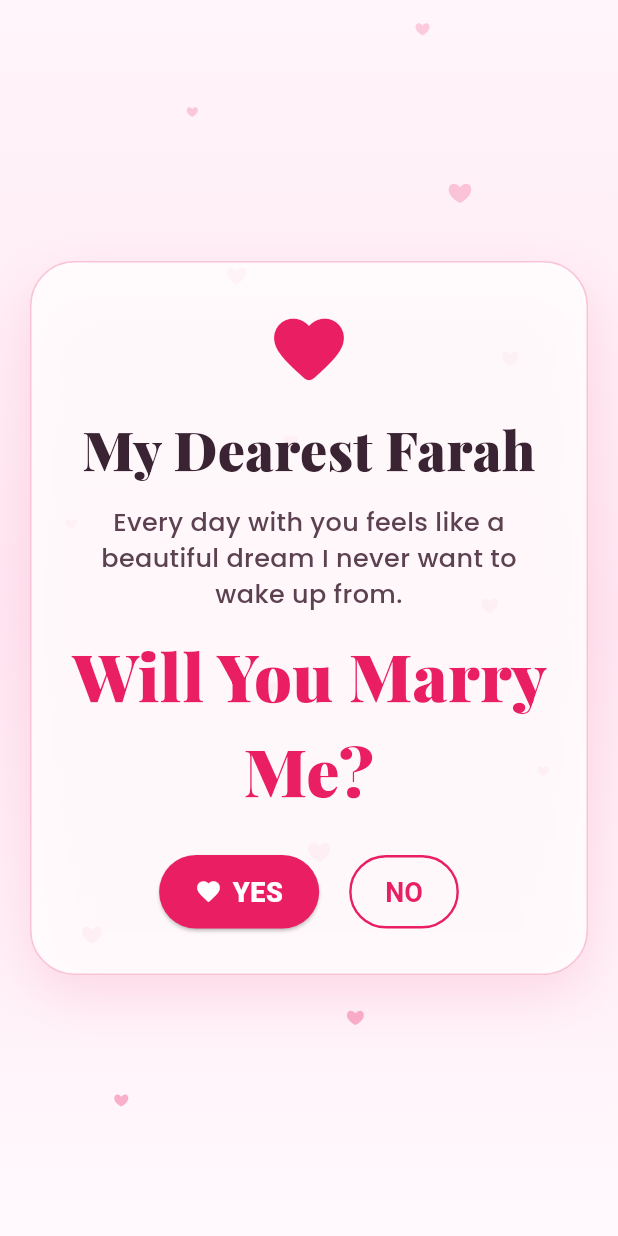
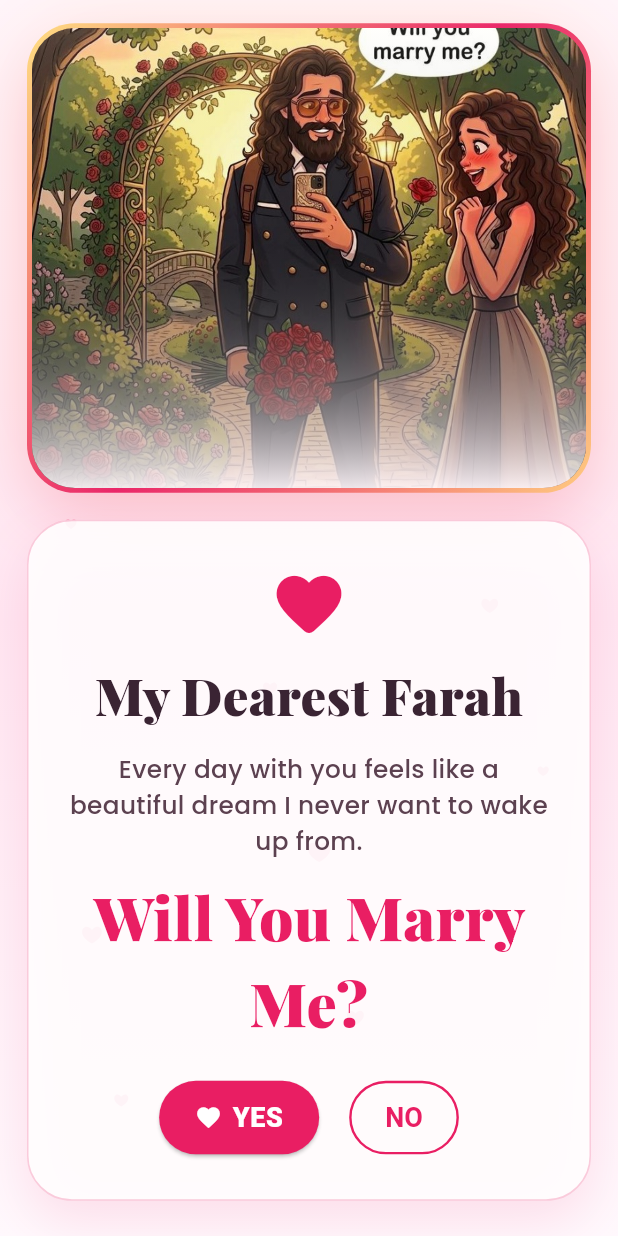
Before and after one commit to mohamedkhedrforblackpyramid/farah, a Flutter app: the screen it shows after launch, on a phone screen of 412 x 824 dp. Run offline on Flutter 3.47's test engine with Material 3 defaults, Android fonts, the phone set to English and light mode, and no system bars; our stand-ins replace google_fonts.

Commit message:
feat(web): hero proposal image, fix wide layout for GitHub Pages
- Add proposal_garden asset and romantic framed hero UI
- Replace IntrinsicHeight+Expanded row with LayoutBuilder+SizedBox height (fixes empty Chrome layout)
- Register asset in pubspec

Co-authored-by: Cursor <cursoragent@cursor.com>

```diff
--- a/lib/main.dart
+++ b/lib/main.dart
@@ -257,31 +257,14 @@ class _ProposalPageState extends State<ProposalPage> with SingleTickerProviderSt
   @override
   Widget build(BuildContext context) {
     final size = MediaQuery.sizeOf(context);
+    final wide = size.width > 720;
 
-    return Scaffold(
-      body: Stack(
-        children: [
-          Positioned.fill(
-            child: AnimatedBuilder(
-              animation: _controller,
-              builder: (context, _) {
-                return CustomPaint(
-                  painter: _LoveBackgroundPainter(t: _controller.value),
-                );
-              },
-            ),
-          ),
-          Center(
-            child: ConstrainedBox(
-              constraints: const BoxConstraints(maxWidth: 760),
-              child: Padding(
-                padding: const EdgeInsets.all(20),
-                child: Container(
+    final card = Container(
       padding: const EdgeInsets.symmetric(horizontal: 26, vertical: 30),
       decoration: BoxDecoration(
-                    color: Colors.white.withValues(alpha: 0.84),
+        color: Colors.white.withValues(alpha: 0.88),
         borderRadius: BorderRadius.circular(30),
-                    border: Border.all(color: const Color(0xFFE91E63).withValues(alpha: 0.25)),
+        border: Border.all(color: const Color(0xFFE91E63).withValues(alpha: 0.22)),
         boxShadow: const [
           BoxShadow(
             color: Color(0x1FE91E63),
@@ -293,13 +276,13 @@ class _ProposalPageState extends State<ProposalPage> with SingleTickerProviderSt
       child: Column(
         mainAxisSize: MainAxisSize.min,
         children: [
-                      const Icon(Icons.favorite_rounded, color: Color(0xFFE91E63), size: 56),
-                      const SizedBox(height: 12),
+          const Icon(Icons.favorite_rounded, color: Color(0xFFE91E63), size: 52),
+          const SizedBox(height: 10),
           Text(
             'My Dearest Farah',
             textAlign: TextAlign.center,
             style: GoogleFonts.playfairDisplay(
-                          fontSize: size.width > 600 ? 46 : 36,
+              fontSize: wide ? 44 : 34,
               fontWeight: FontWeight.w900,
               color: const Color(0xFF3A2433),
             ),
@@ -309,8 +292,8 @@ class _ProposalPageState extends State<ProposalPage> with SingleTickerProviderSt
             'Every day with you feels like a beautiful dream I never want to wake up from.',
             textAlign: TextAlign.center,
             style: TextStyle(
-                          fontSize: size.width > 600 ? 20 : 17,
-                          height: 1.4,
+              fontSize: wide ? 19 : 16.5,
+              height: 1.45,
               color: const Color(0xFF5C4150),
               fontWeight: FontWeight.w500,
             ),
@@ -320,17 +303,17 @@ class _ProposalPageState extends State<ProposalPage> with SingleTickerProviderSt
             'Will You Marry Me?',
             textAlign: TextAlign.center,
             style: GoogleFonts.playfairDisplay(
-                          fontSize: size.width > 600 ? 58 : 44,
+              fontSize: wide ? 52 : 40,
               fontWeight: FontWeight.w900,
               color: const Color(0xFFE91E63),
             ),
           ),
-                      const SizedBox(height: 26),
+          const SizedBox(height: 24),
           if (_accepted)
             Text(
               'She said YES! ❤️',
               style: GoogleFonts.fredoka(
-                            fontSize: 30,
+                fontSize: 28,
                 fontWeight: FontWeight.w700,
                 color: const Color(0xFFE91E63),
               ),
@@ -386,12 +369,173 @@ class _ProposalPageState extends State<ProposalPage> with SingleTickerProviderSt
             ),
         ],
       ),
+    );
+
+    return Scaffold(
+      body: Stack(
+        children: [
+          Positioned.fill(
+            child: AnimatedBuilder(
+              animation: _controller,
+              builder: (context, _) {
+                return CustomPaint(
+                  painter: _LoveBackgroundPainter(t: _controller.value),
+                );
+              },
+            ),
+          ),
+          Center(
+            child: ConstrainedBox(
+              constraints: const BoxConstraints(maxWidth: 980),
+              child: Padding(
+                padding: EdgeInsets.fromLTRB(18, wide ? 28 : 12, 18, 20),
+                child: wide
+                    ? LayoutBuilder(
+                        builder: (context, constraints) {
+                          // IntrinsicHeight + Row + Expanded breaks layout (often empty on web).
+                          final heroHeight = math.min(
+                            540.0,
+                            math.max(300.0, constraints.maxHeight - 48),
+                          );
+                          return Row(
+                            crossAxisAlignment: CrossAxisAlignment.center,
+                            children: [
+                              Expanded(
+                                flex: 52,
+                                child: SizedBox(
+                                  height: heroHeight,
+                                  child: _ProposalGardenHero(t: _controller.value),
+                                ),
+                              ),
+                              const SizedBox(width: 22),
+                              Expanded(
+                                flex: 48,
+                                child: Center(child: card),
+                              ),
+                            ],
+                          );
+                        },
+                      )
+                    : SingleChildScrollView(
+                        child: Column(
+                          mainAxisSize: MainAxisSize.min,
+                          children: [
+                            SizedBox(
+                              height: math.min(360.0, size.height * 0.38).clamp(220.0, 400.0).toDouble(),
+                              child: _ProposalGardenHero(t: _controller.value),
+                            ),
+                            const SizedBox(height: 18),
+                            card,
+                          ],
+                        ),
                       ),
               ),
             ),
           ),
         ],
       ),
+    );
+  }
+}
+
+/// Romantic hero frame: golden-hour gradient border, soft vignette, gentle parallax glow.
+class _ProposalGardenHero extends StatelessWidget {
+  const _ProposalGardenHero({required this.t});
+
+  final double t;
+
+  static const _asset = 'assets/proposal_garden.png';
+
+  @override
+  Widget build(BuildContext context) {
+    final breathe = 1.0 + 0.018 * math.sin(t * math.pi * 2);
+    final sway = 3.0 * math.sin(t * math.pi * 2 * 0.5);
+
+    return LayoutBuilder(
+      builder: (context, constraints) {
+        return Transform.translate(
+          offset: Offset(sway, 0),
+          child: Transform.scale(
+            scale: breathe,
+            alignment: Alignment.center,
+            child: Container(
+                decoration: BoxDecoration(
+                  borderRadius: BorderRadius.circular(32),
+                  boxShadow: [
+                    BoxShadow(
+                      color: const Color(0xFFE91E63).withValues(alpha: 0.20 + 0.06 * math.sin(t * math.pi * 2)),
+                      blurRadius: 36,
+                      offset: const Offset(0, 18),
+                      spreadRadius: -2,
+                    ),
+                    BoxShadow(
+                      color: const Color(0xFFFFB74D).withValues(alpha: 0.18),
+                      blurRadius: 56,
+                      spreadRadius: -8,
+                    ),
+                  ],
+                ),
+                child: Container(
+                  padding: const EdgeInsets.all(3.2),
+                  decoration: BoxDecoration(
+                    borderRadius: BorderRadius.circular(32),
+                    gradient: LinearGradient(
+                      begin: Alignment.topLeft,
+                      end: Alignment.bottomRight,
+                      colors: [
+                        const Color(0xFFFFE082),
+                        const Color(0xFFE91E63).withValues(alpha: 0.95),
+                        const Color(0xFFFFCC80),
+                      ],
+                      stops: const [0.0, 0.5, 1.0],
+                    ),
+                  ),
+                  child: ClipRRect(
+                    borderRadius: BorderRadius.circular(28.8),
+                    child: Stack(
+                      fit: StackFit.expand,
+                      children: [
+                        Image.asset(
+                          _asset,
+                          fit: BoxFit.cover,
+                          alignment: const Alignment(0, -0.08),
+                          filterQuality: FilterQuality.high,
+                        ),
+                        DecoratedBox(
+                          decoration: BoxDecoration(
+                            gradient: RadialGradient(
+                              center: Alignment.center,
+                              radius: 1.25,
+                              colors: [
+                                Colors.transparent,
+                                const Color(0xFF3E2723).withValues(alpha: 0.08),
+                              ],
+                              stops: const [0.55, 1.0],
+                            ),
+                          ),
+                        ),
+                        DecoratedBox(
+                          decoration: BoxDecoration(
+                            gradient: LinearGradient(
+                              begin: Alignment.topCenter,
+                              end: Alignment.bottomCenter,
+                              colors: [
+                                const Color(0xFFFFFDE7).withValues(alpha: 0.12),
+                                Colors.transparent,
+                                const Color(0xFFFFF7FB).withValues(alpha: 0.92),
+                              ],
+                              stops: const [0.0, 0.42, 1.0],
+                            ),
+                          ),
+                        ),
+                      ],
+                    ),
+                  ),
+                ),
+              ),
+            ),
+        );
+      },
     );
   }
 }
--- a/pubspec.yaml
+++ b/pubspec.yaml
@@ -63,6 +63,7 @@ flutter:
   assets:
     - assets/photo1.png
     - assets/photo2.png
+    - assets/proposal_garden.png
 
   # An image asset can refer to one or more resolution-specific "variants", see
   # https://flutter.dev/to/resolution-aware-images
```
Also changed, not shown: assets/proposal_garden.png (added), pubspec.lock. Lines whose indentation alone changed are shown as unchanged.
